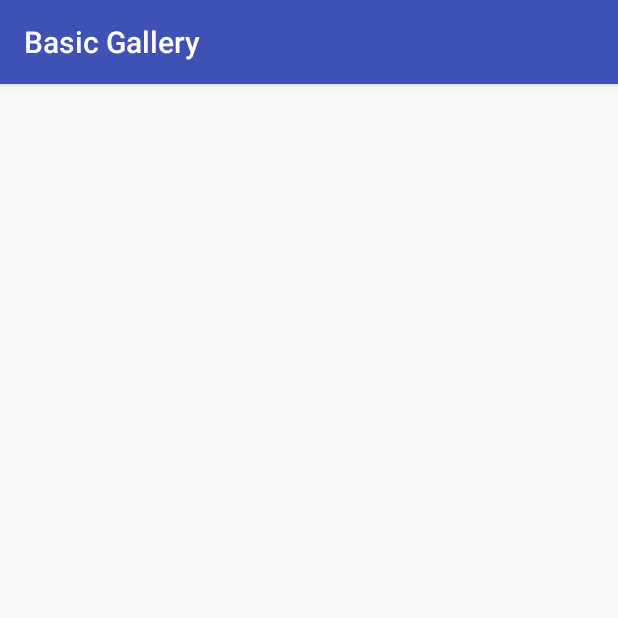
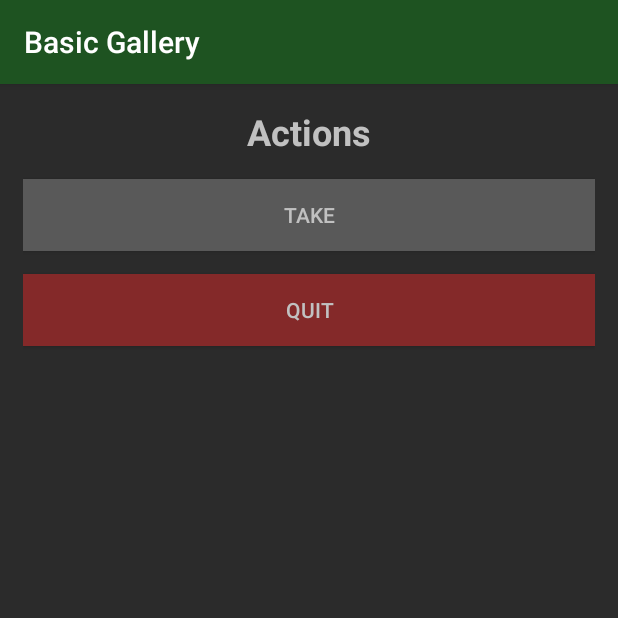
Before and after one commit to pBouillon/L3_Android, an Android app: the screen it shows after launch (MainActivity), on a phone screen of 412 x 824 dp, the top half of it. Run offline under Robolectric (Android 15) with nearby library versions, the phone set to English and light mode, and no system bars.

Commit message:
added base view

```diff
--- a/BasicGallery/app/build.gradle
+++ b/BasicGallery/app/build.gradle
@@ -16,6 +16,10 @@ android {
             proguardFiles getDefaultProguardFile('proguard-android.txt'), 'proguard-rules.pro'
         }
     }
+    compileOptions {
+        targetCompatibility 1.8
+        sourceCompatibility 1.8
+    }
 }
 
 dependencies {
--- a/BasicGallery/app/src/main/java/com/example/pierrebouillon/basicgallery/MainActivity.java
+++ b/BasicGallery/app/src/main/java/com/example/pierrebouillon/basicgallery/MainActivity.java
@@ -2,6 +2,7 @@ package com.example.pierrebouillon.basicgallery;
 
 import android.support.v7.app.AppCompatActivity;
 import android.os.Bundle;
+import android.widget.Button;
 
 public class MainActivity extends AppCompatActivity {
 
@@ -9,5 +10,16 @@ public class MainActivity extends AppCompatActivity {
     protected void onCreate(Bundle savedInstanceState) {
         super.onCreate(savedInstanceState);
         setContentView(R.layout.activity_main);
+
+        Button buttonExit = findViewById(R.id.butExit) ;
+        Button buttonTake = findViewById(R.id.butTake) ;
+
+        buttonExit.setOnClickListener( v -> {
+            finish() ;
+        }) ;
+
+        buttonTake.setOnClickListener( v -> {
+
+        });
     }
 }
--- a/BasicGallery/app/src/main/res/layout/activity_main.xml
+++ b/BasicGallery/app/src/main/res/layout/activity_main.xml
@@ -1,8 +1,44 @@
 <?xml version="1.0" encoding="utf-8"?>
-<android.support.constraint.ConstraintLayout xmlns:android="http://schemas.android.com/apk/res/android"
+<LinearLayout xmlns:android="http://schemas.android.com/apk/res/android"
     xmlns:tools="http://schemas.android.com/tools"
     android:layout_width="match_parent"
     android:layout_height="match_parent"
+    android:layout_gravity="center_vertical"
+    android:background="@color/colorPrimaryDark"
+    android:orientation="vertical"
+    android:paddingLeft="15dp"
+    android:paddingRight="15dp"
     tools:context="com.example.pierrebouillon.basicgallery.MainActivity">
 
-</android.support.constraint.ConstraintLayout>
+    <TextView
+        android:id="@+id/titleGal"
+        android:layout_width="fill_parent"
+        android:layout_height="wrap_content"
+        android:paddingBottom="15dp"
+        android:paddingTop="15dp"
+        android:text="@string/title_menu"
+        android:textAlignment="center"
+        android:textColor="@color/textColorPrimary"
+        android:textSize="24sp"
+        android:textStyle="bold"
+        tools:layout_marginTop="15dp" />
+
+    <Button
+        android:id="@+id/butTake"
+        android:layout_width="fill_parent"
+        android:layout_height="wrap_content"
+        android:layout_marginBottom="15dp"
+        android:background="@color/buttonColor"
+        android:elevation="0dp"
+        android:text="@string/but_take"
+        android:textColor="@color/textColorPrimary" />
+
+    <Button
+        android:id="@+id/butExit"
+        android:layout_width="fill_parent"
+        android:layout_height="wrap_content"
+        android:background="@color/buttonExitColor"
+        android:text="@string/but_exit"
+        android:textColor="@color/textColorPrimary" />
+
+</LinearLayout>
--- a/BasicGallery/app/src/main/res/values/colors.xml
+++ b/BasicGallery/app/src/main/res/values/colors.xml
@@ -1,6 +1,10 @@
 <?xml version="1.0" encoding="utf-8"?>
 <resources>
-    <color name="colorPrimary">#3F51B5</color>
-    <color name="colorPrimaryDark">#303F9F</color>
-    <color name="colorAccent">#FF4081</color>
+    <color name="colorAccent">#292929</color>
+    <color name="colorPrimary">#1e5321</color>
+    <color name="colorPrimaryDark">#2b2b2b</color>
+    <color name="textColorPrimary">#c1c1c1</color>
+    <color name="windowBackgrdound">#292929</color>
+    <color name="buttonColor">#595959</color>
+    <color name="buttonExitColor">#842929</color>
 </resources>
--- a/BasicGallery/app/src/main/res/values/strings.xml
+++ b/BasicGallery/app/src/main/res/values/strings.xml
@@ -1,3 +1,6 @@
 <resources>
     <string name="app_name">Basic Gallery</string>
+    <string name="title_menu">Actions</string>
+    <string name="but_exit">Quit</string>
+    <string name="but_take">Take</string>
 </resources>
```
